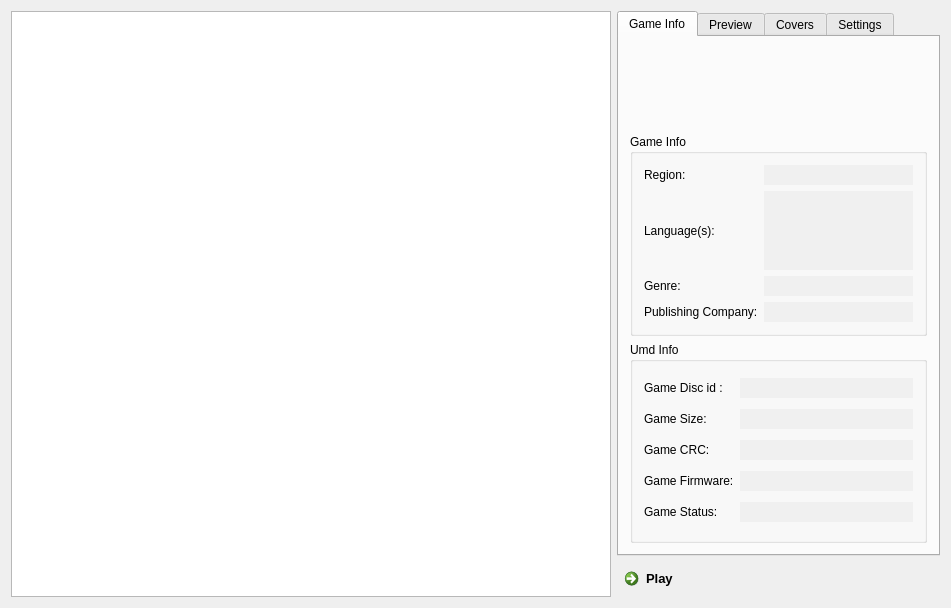
The window that pcsp-udb/src/qt4/qpcspxmb.ui (pcspold/pcsp-deprecated) describes before a commit, drawn with Qt 5.
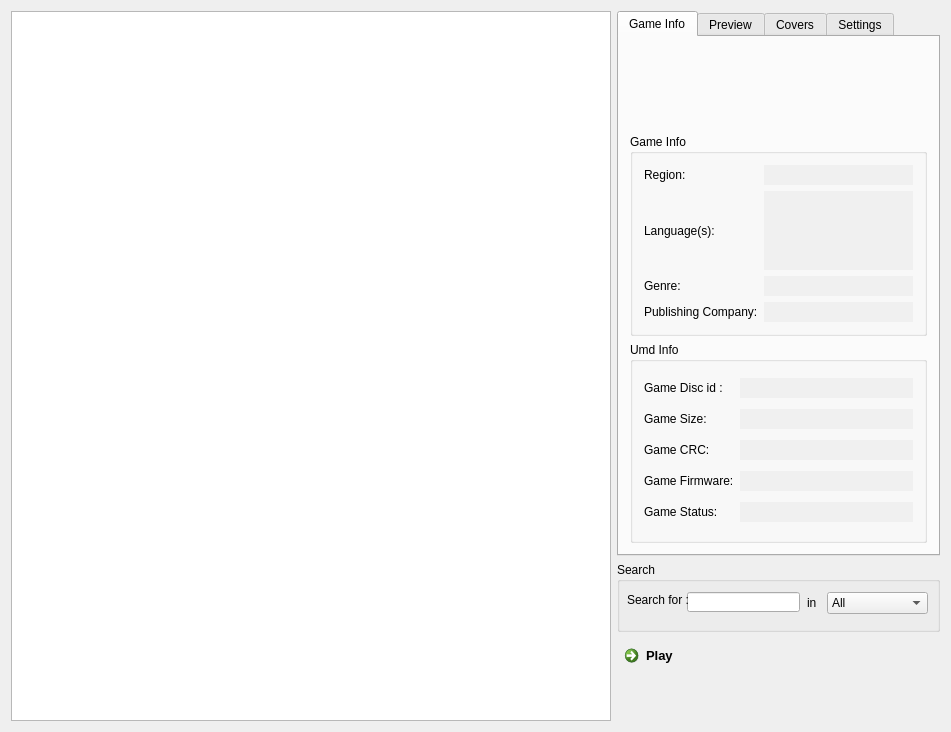
The same window after the commit. Icons and pictures are not drawn.

Commit message: added search option for searching through columns

```diff
--- a/pcsp-udb/src/qt4/qpcspxmb.ui
+++ b/pcsp-udb/src/qt4/qpcspxmb.ui
@@ -10,7 +10,7 @@
     <x>0</x>
     <y>0</y>
     <width>947</width>
-    <height>604</height>
+    <height>732</height>
    </rect>
   </property>
   <property name="minimumSize">
@@ -67,7 +67,7 @@
     <bool>true</bool>
    </property>
    <layout class="QGridLayout" name="gridLayout">
-    <item row="0" column="0" rowspan="2">
+    <item row="0" column="0" rowspan="3">
      <widget class="QTreeView" name="gameList">
       <property name="sizePolicy">
        <sizepolicy hsizetype="Expanding" vsizetype="Expanding">
@@ -101,7 +101,7 @@
       </attribute>
      </widget>
     </item>
-    <item row="1" column="1">
+    <item row="2" column="1">
      <widget class="QCommandLinkButton" name="runButton">
       <property name="font">
        <font>
@@ -943,6 +943,107 @@
       </widget>
      </widget>
     </item>
+    <item row="1" column="1">
+     <widget class="QGroupBox" name="groupBox_3">
+      <property name="sizePolicy">
+       <sizepolicy hsizetype="Preferred" vsizetype="Preferred">
+        <horstretch>0</horstretch>
+        <verstretch>0</verstretch>
+       </sizepolicy>
+      </property>
+      <property name="minimumSize">
+       <size>
+        <width>323</width>
+        <height>70</height>
+       </size>
+      </property>
+      <property name="maximumSize">
+       <size>
+        <width>323</width>
+        <height>70</height>
+       </size>
+      </property>
+      <property name="title">
+       <string>Search</string>
+      </property>
+      <widget class="QComboBox" name="filtercombobox">
+       <property name="geometry">
+        <rect>
+         <x>210</x>
+         <y>30</y>
+         <width>101</width>
+         <height>22</height>
+        </rect>
+       </property>
+       <item>
+        <property name="text">
+         <string>All</string>
+        </property>
+       </item>
+       <item>
+        <property name="text">
+         <string>Title</string>
+        </property>
+       </item>
+       <item>
+        <property name="text">
+         <string>Disc ID</string>
+        </property>
+       </item>
+       <item>
+        <property name="text">
+         <string>Region</string>
+        </property>
+       </item>
+       <item>
+        <property name="text">
+         <string>FW</string>
+        </property>
+       </item>
+       <item>
+        <property name="text">
+         <string>Company</string>
+        </property>
+       </item>
+      </widget>
+      <widget class="QLineEdit" name="filterSearchEdit">
+       <property name="geometry">
+        <rect>
+         <x>70</x>
+         <y>30</y>
+         <width>113</width>
+         <height>20</height>
+        </rect>
+       </property>
+      </widget>
+      <widget class="QLabel" name="label_10">
+       <property name="geometry">
+        <rect>
+         <x>10</x>
+         <y>30</y>
+         <width>61</width>
+         <height>16</height>
+        </rect>
+       </property>
+       <property name="text">
+        <string>Search for :</string>
+       </property>
+      </widget>
+      <widget class="QLabel" name="label_11">
+       <property name="geometry">
+        <rect>
+         <x>190</x>
+         <y>30</y>
+         <width>21</width>
+         <height>21</height>
+        </rect>
+       </property>
+       <property name="text">
+        <string>in</string>
+       </property>
+      </widget>
+     </widget>
+    </item>
    </layout>
   </widget>
  </widget>
```
Left out of the diff: 39 changed lines with no effect on the pictures. The commit also changes 2 other files.
